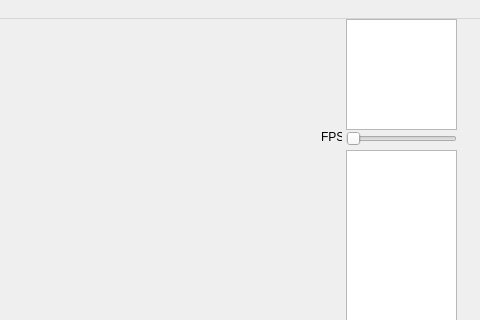
Old version of the form viewer.ui in the repository C2-YK/a8-sprite-editor-f21-FredZ-U; both pictures show x 449 to 929 and y 0 to 320 of the 929 by 589 pixel window.
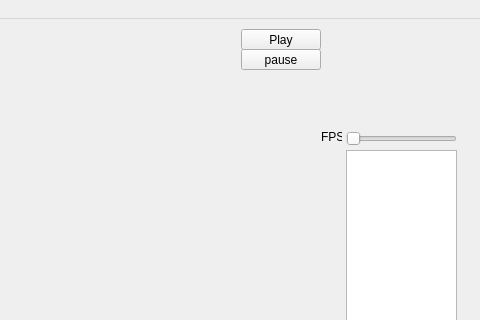
New version of the form. Icons and pictures are not drawn.

What changed in the file:
```diff
--- a/viewer.ui
+++ b/viewer.ui
@@ -122,16 +122,6 @@
      <enum>Qt::Horizontal</enum>
     </property>
    </widget>
-   <widget class="QGraphicsView" name="graphicsView">
-    <property name="geometry">
-     <rect>
-      <x>795</x>
-      <y>0</y>
-      <width>111</width>
-      <height>111</height>
-     </rect>
-    </property>
-   </widget>
    <widget class="QLabel" name="FPSlabel">
     <property name="geometry">
      <rect>
@@ -145,6 +135,45 @@
      <string>FPS:</string>
     </property>
    </widget>
+   <widget class="QLabel" name="animateLabel">
+    <property name="geometry">
+     <rect>
+      <x>790</x>
+      <y>0</y>
+      <width>121</width>
+      <height>111</height>
+     </rect>
+    </property>
+    <property name="text">
+     <string/>
+    </property>
+   </widget>
+   <widget class="QPushButton" name="playButton">
+    <property name="geometry">
+     <rect>
+      <x>690</x>
+      <y>10</y>
+      <width>80</width>
+      <height>21</height>
+     </rect>
+    </property>
+    <property name="text">
+     <string>Play</string>
+    </property>
+   </widget>
+   <widget class="QPushButton" name="pauseBotton">
+    <property name="geometry">
+     <rect>
+      <x>690</x>
+      <y>30</y>
+      <width>80</width>
+      <height>21</height>
+     </rect>
+    </property>
+    <property name="text">
+     <string>pause</string>
+    </property>
+   </widget>
   </widget>
   <widget class="QMenuBar" name="menubar">
    <property name="geometry">
```
